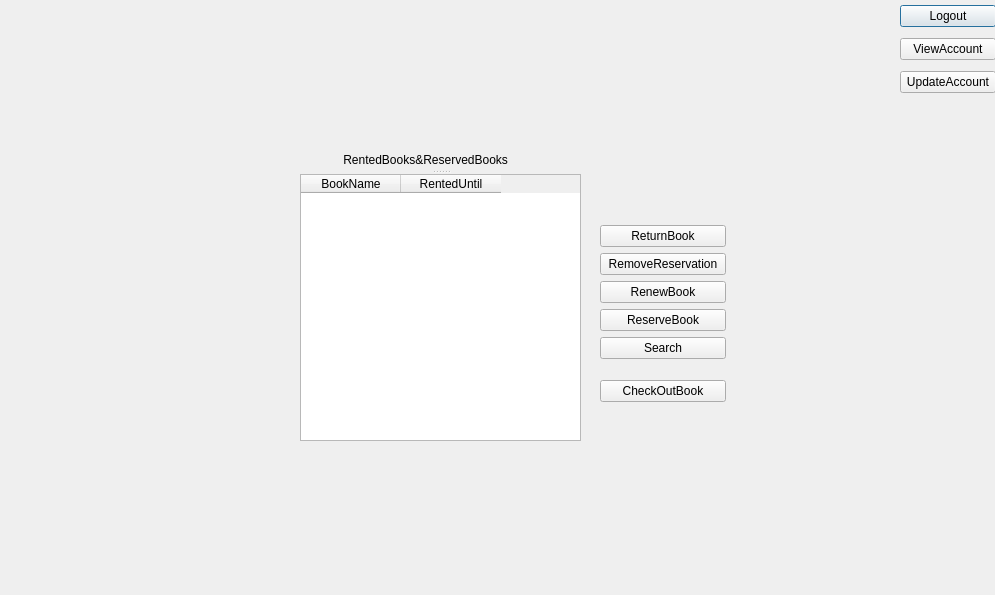
This is Login/window_member.ui in Nilsae/LibraryManagementSystem as Qt 5 draws it before an edit. The edited form follows.
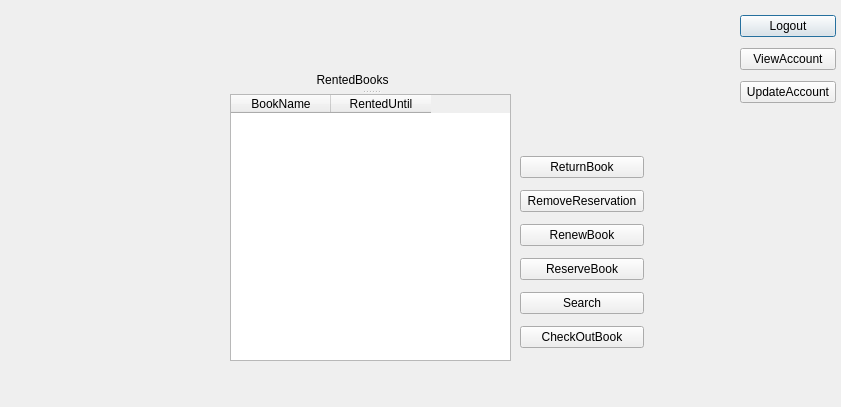
This is the edited form.

Diff of the .ui file:
```diff
--- a/Login/window_member.ui
+++ b/Login/window_member.ui
@@ -6,8 +6,8 @@
    <rect>
     <x>0</x>
     <y>0</y>
-    <width>995</width>
-    <height>595</height>
+    <width>841</width>
+    <height>407</height>
    </rect>
   </property>
   <property name="windowTitle">
@@ -16,8 +16,8 @@
   <widget class="QSplitter" name="splitter">
    <property name="geometry">
     <rect>
-     <x>300</x>
-     <y>150</y>
+     <x>230</x>
+     <y>70</y>
      <width>281</width>
      <height>291</height>
     </rect>
@@ -27,7 +27,7 @@
    </property>
    <widget class="QLabel" name="label_RentedBooks">
     <property name="text">
-     <string>             RentedBooks&amp;ReservedBooks</string>
+     <string>                          RentedBooks</string>
     </property>
    </widget>
    <widget class="QTableWidget" name="tableWidget_RentedBooks">
@@ -46,8 +46,8 @@
   <widget class="QWidget" name="layoutWidget">
    <property name="geometry">
     <rect>
-     <x>900</x>
-     <y>0</y>
+     <x>740</x>
+     <y>10</y>
      <width>96</width>
      <height>100</height>
     </rect>
@@ -76,17 +76,15 @@
     </item>
    </layout>
   </widget>
-  <widget class="QWidget" name="layoutWidget">
+  <widget class="QWidget" name="">
    <property name="geometry">
     <rect>
-     <x>600</x>
-     <y>210</y>
-     <width>126</width>
-     <height>207</height>
+     <x>520</x>
+     <y>150</y>
+     <width>124</width>
+     <height>205</height>
     </rect>
    </property>
-   <layout class="QVBoxLayout" name="verticalLayout_3">
-    <item>
      <layout class="QVBoxLayout" name="verticalLayout">
       <item>
        <widget class="QPushButton" name="pushButton_ReturnBook">
@@ -122,8 +120,6 @@
          <string>Search</string>
         </property>
        </widget>
-      </item>
-     </layout>
     </item>
     <item>
      <widget class="QPushButton" name="pushButton_ChechOutBook">
```
Lines whose indentation alone changed are shown as unchanged.
